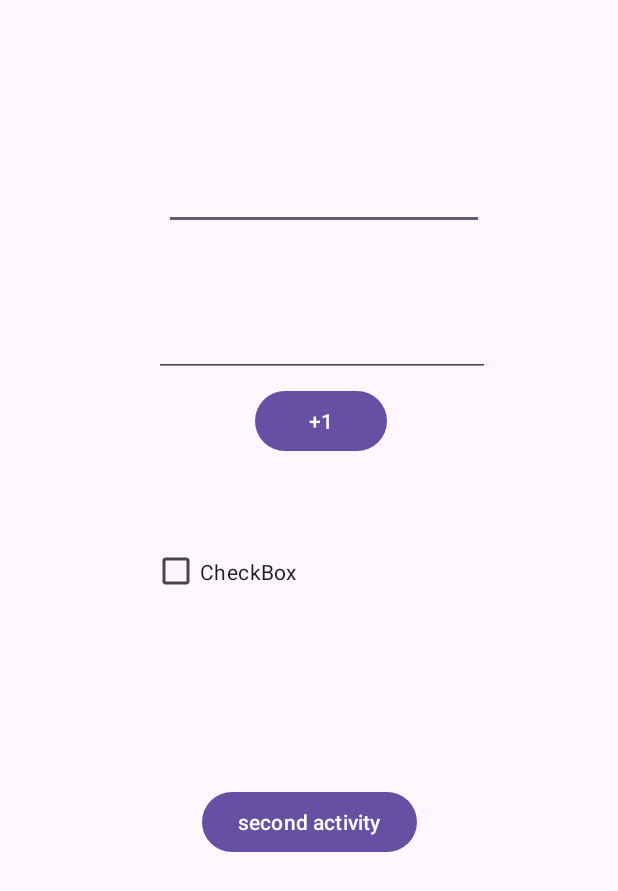
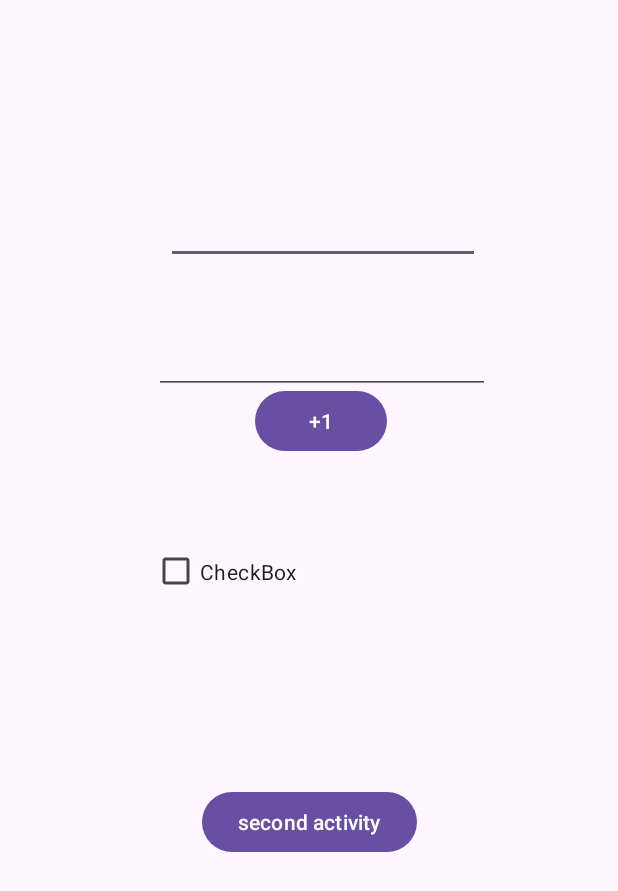
Before and after one commit to m3lfx/android-lifecycle, an Android app: the screen it shows after launch (MainActivity), on a phone screen of 412 x 824 dp. Shown: the top 891 px of the screen. Run offline under Robolectric (Android 15) with nearby library versions, the phone set to English and light mode, and no system bars.

Commit message:
first commit

```diff
--- a/app/src/main/AndroidManifest.xml
+++ b/app/src/main/AndroidManifest.xml
@@ -13,6 +13,9 @@
         android:theme="@style/Theme.LifeCycle"
         tools:targetApi="31">
         <activity
+            android:name=".MainActivity2"
+            android:exported="false" />
+        <activity
             android:name=".SecondActivity"
             android:exported="false" />
         <activity
--- a/app/src/main/java/com/example/lifecycle/MainActivity.java
+++ b/app/src/main/java/com/example/lifecycle/MainActivity.java
@@ -1,4 +1,6 @@
 package com.example.lifecycle;
+
+import static java.lang.Integer.parseInt;
 
 import android.content.Context;
 import android.content.Intent;
@@ -9,6 +11,7 @@ import android.view.View;
 import android.widget.Button;
 import android.widget.CheckBox;
 import android.widget.EditText;
+
 import android.widget.TextView;
 import android.widget.Toast;
 
@@ -34,6 +37,7 @@ public class MainActivity extends AppCompatActivity {
     protected void onCreate(Bundle savedInstanceState) {
         super.onCreate(savedInstanceState);
         EdgeToEdge.enable(this);
+
         setContentView(R.layout.activity_main);
         textView = findViewById(R.id.textView);
         button1 = findViewById(R.id.button1);
@@ -133,11 +137,11 @@ public class MainActivity extends AppCompatActivity {
         sharedPreferences = getSharedPreferences("saveData", Context.MODE_PRIVATE);
         userName = sharedPreferences.getString("name", null);
         message = sharedPreferences.getString("message", null);
-        counter = sharedPreferences.getInt("count", 0);
+//        counter = sharedPreferences.getInt("count", 0);
         isChecked = sharedPreferences.getBoolean("remember", false);
         name.setText(userName);
         userMessage.setText(message);
-        textView.setText(count);
+//        textView.setText(counter);
 
         if (isChecked) {
             remember.setChecked(true);
--- a/app/src/main/java/com/example/lifecycle/SecondActivity.java
+++ b/app/src/main/java/com/example/lifecycle/SecondActivity.java
@@ -24,6 +24,7 @@ TextView name;
         button = findViewById(R.id.button3);
         name = findViewById(R.id.textView2);
         Intent intent = getIntent();
+
         String userName = intent.getStringExtra("user");
         name.setText(userName);
         button.setOnClickListener(new View.OnClickListener() {
--- a/app/src/main/res/layout/activity_main.xml
+++ b/app/src/main/res/layout/activity_main.xml
@@ -9,8 +9,8 @@
 
     <EditText
         android:id="@+id/editText"
-        android:layout_width="wrap_content"
-        android:layout_height="wrap_content"
+        android:layout_width="209dp"
+        android:layout_height="68dp"
         android:layout_marginStart="109dp"
         android:layout_marginTop="108dp"
         android:layout_marginEnd="92dp"
@@ -20,7 +20,7 @@
         android:text="Name"
         app:layout_constraintBottom_toTopOf="@+id/button1"
         app:layout_constraintEnd_toEndOf="parent"
-        app:layout_constraintHorizontal_bias="0.0"
+        app:layout_constraintHorizontal_bias="1.0"
         app:layout_constraintStart_toStartOf="parent"
         app:layout_constraintTop_toTopOf="parent"
         app:layout_constraintVertical_bias="0.0" />
```
